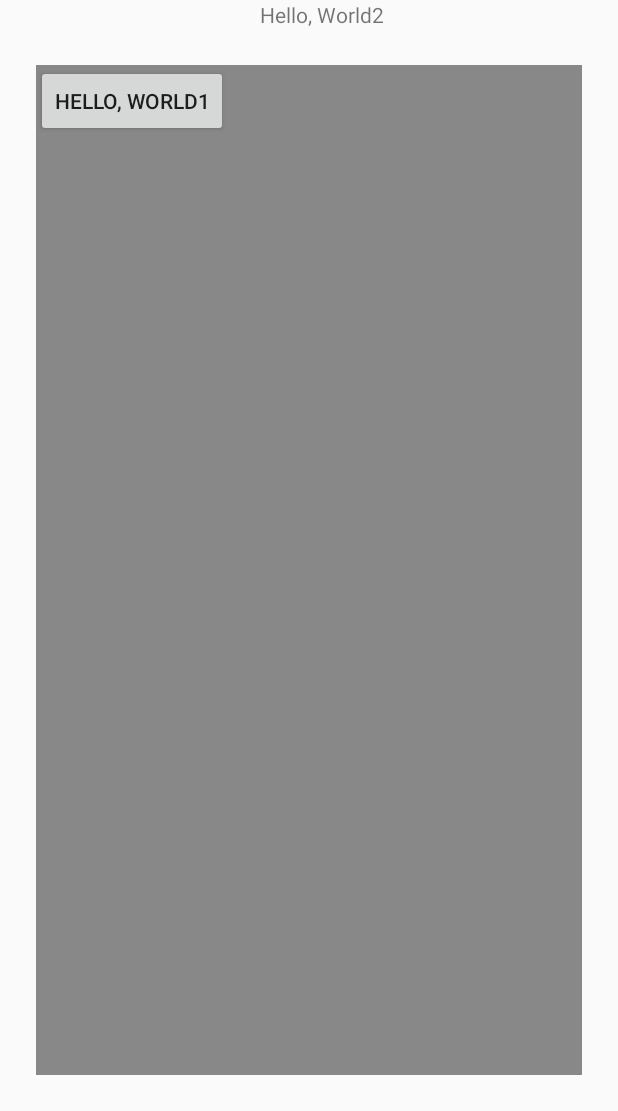
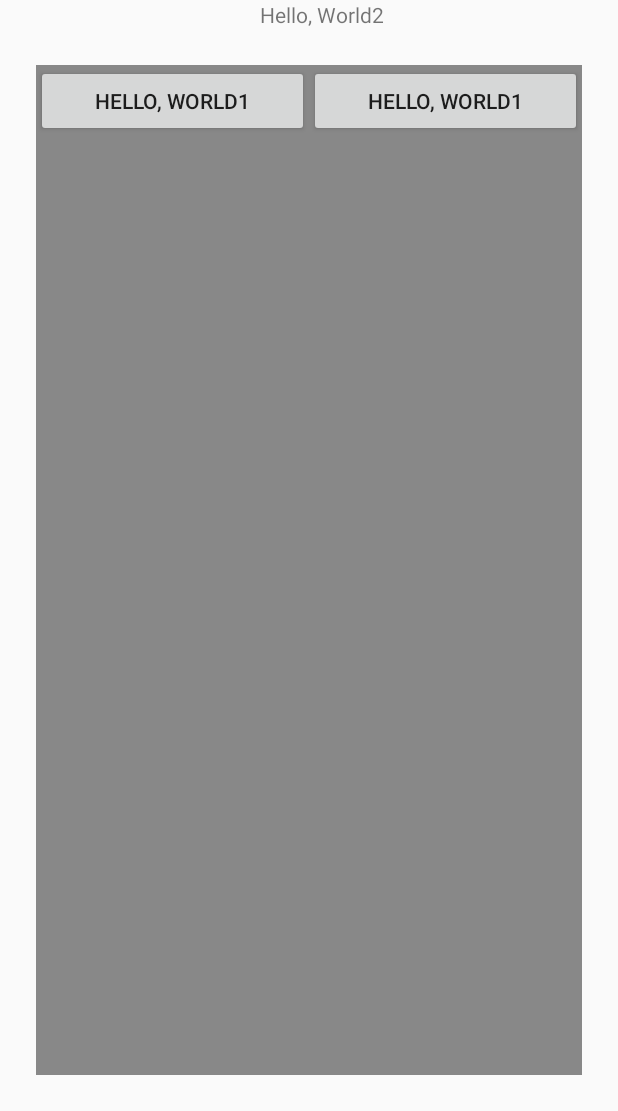
Before and after one commit to JinHwanJung/android-study-java, an Android app: the screen it shows after launch (MainActivity), on a phone screen of 412 x 824 dp, the part 125-1236 px from its top. Run offline under Robolectric (Android 15) with nearby library versions, the phone set to English and light mode, and no system bars.

Commit message:
View > layout_weight 속성
- 레이아웃 에서의 크기 비율
- 부모의 orientation (vertical or horizontal) 에 의존된 크기

```diff
--- a/app/src/main/res/layout/activity_main.xml
+++ b/app/src/main/res/layout/activity_main.xml
@@ -33,10 +33,19 @@
         >
 
         <Button
-            android:layout_width="wrap_content"
+            android:layout_width="0dp"
             android:layout_height="wrap_content"
             android:text="@string/hello_world1"
+            android:layout_weight="1"
             />
+
+        <Button
+            android:layout_width="0dp"
+            android:layout_height="wrap_content"
+            android:text="@string/hello_world1"
+            android:layout_weight="1"
+            />
+
 
     </LinearLayout>
 
```
